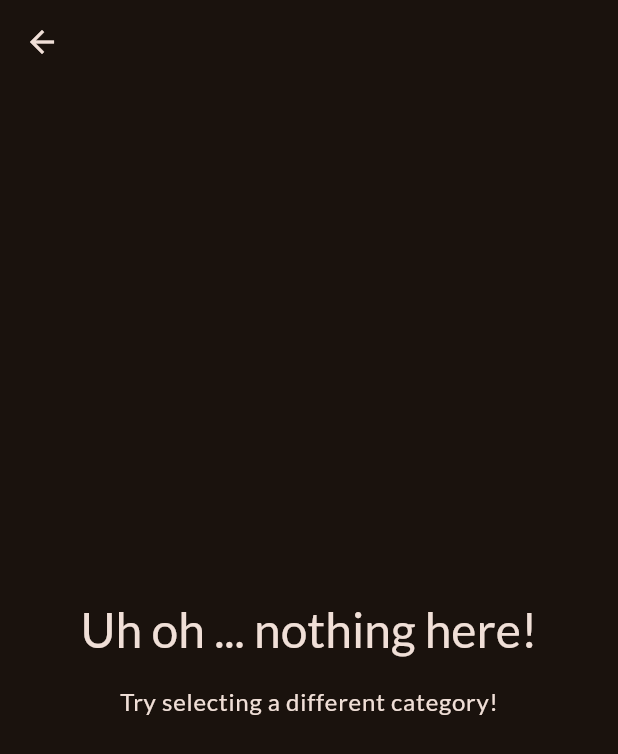
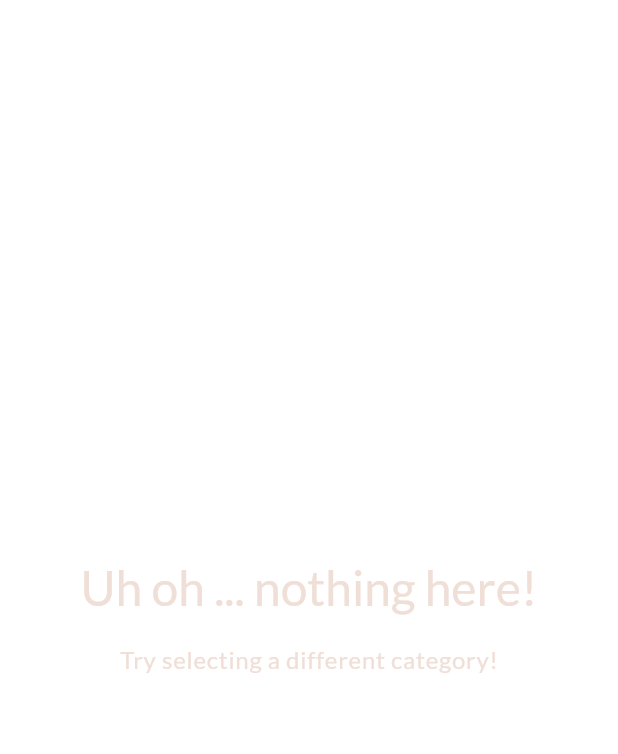
Before and after one commit to musamairshad/Meals-App, a Flutter app: the MealsScreen screen opened directly with empty values, on a phone screen of 412 x 824 dp. Shown: the top 754 px of the screen. Run offline on Flutter 3.47's test engine with Material 2 defaults, Android fonts, the phone set to English and light mode, and no system bars; our stand-ins replace google_fonts, transparent_image.

Commit message:
meals.dart is modified.

```diff
--- a/lib/screens/meals.dart
+++ b/lib/screens/meals.dart
@@ -4,10 +4,10 @@ import 'package:meals_app/widgets/meal_item.dart';
 import 'package:meals_app/screens/meal_details.dart';
 
 class MealsScreen extends StatelessWidget {
-  final String title;
+  final String? title;
   final List<Meal> meals;
 
-  const MealsScreen({super.key, required this.title, required this.meals});
+  const MealsScreen({super.key, this.title, required this.meals});
 
   void _selectMeal(BuildContext context, Meal meal) {
     Navigator.of(context).push(
@@ -52,9 +52,14 @@ class MealsScreen extends StatelessWidget {
         // Text(meals[index].title),
       );
     }
+
+    if (title == null) {
+      return content;
+    }
+
     return Scaffold(
       appBar: AppBar(
-        title: Text(title),
+        title: Text(title!),
       ),
       body: content,
     );
```
